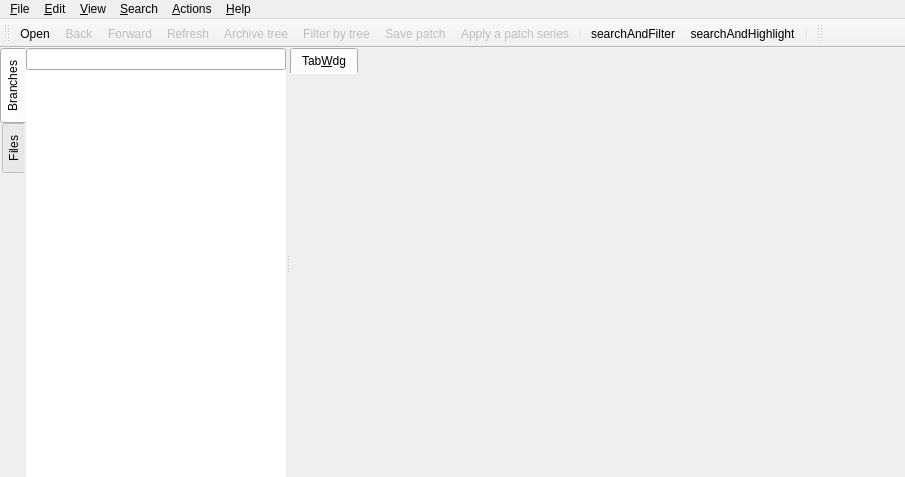
Old version of the form src/mainview.ui in the repository antis81/QGit-mod.
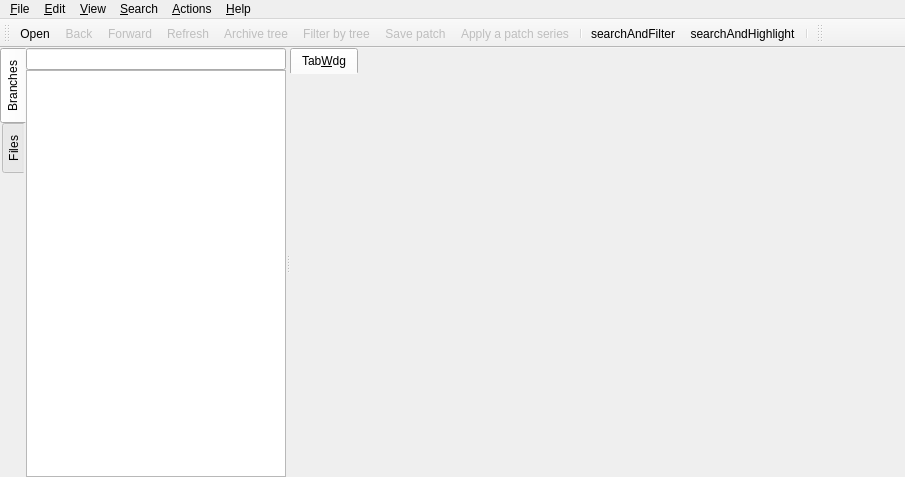
New version of the form. Icons and pictures are not drawn. Custom widgets are drawn as their Qt base class.

Commit message: first usable status of RepoModel

The edit to the form file:
```diff
--- a/src/mainview.ui
+++ b/src/mainview.ui
@@ -78,22 +78,7 @@
             <widget class="QLineEdit" name="searchBranchLineEdit"/>
            </item>
            <item>
-            <widget class="BranchesTree" name="branchesTree">
-             <property name="frameShape">
-              <enum>QFrame::NoFrame</enum>
-             </property>
-             <property name="selectionBehavior">
-              <enum>QAbstractItemView::SelectItems</enum>
-             </property>
-             <attribute name="headerVisible">
-              <bool>false</bool>
-             </attribute>
-             <column>
-              <property name="text">
-               <string notr="true">1</string>
-              </property>
-             </column>
-            </widget>
+            <widget class="QTreeView" name="treeRepo"/>
            </item>
           </layout>
          </item>
@@ -890,11 +875,6 @@
    <extends>QTreeWidget</extends>
    <header>treeview.h</header>
   </customwidget>
-  <customwidget>
-   <class>BranchesTree</class>
-   <extends>QTreeWidget</extends>
-   <header>branchestree.h</header>
-  </customwidget>
   <customwidget>
    <class>CustomTabWidget</class>
    <extends>QTabWidget</extends>
```
The commit also changes 7 other files.
